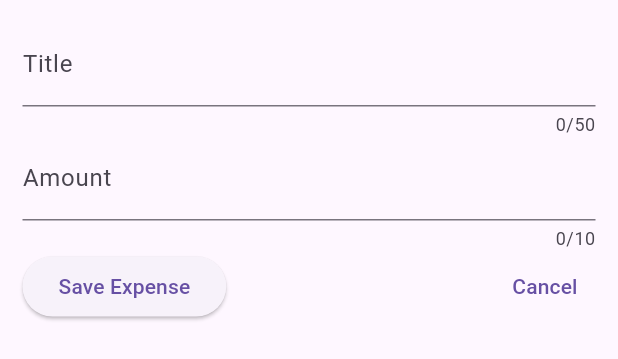
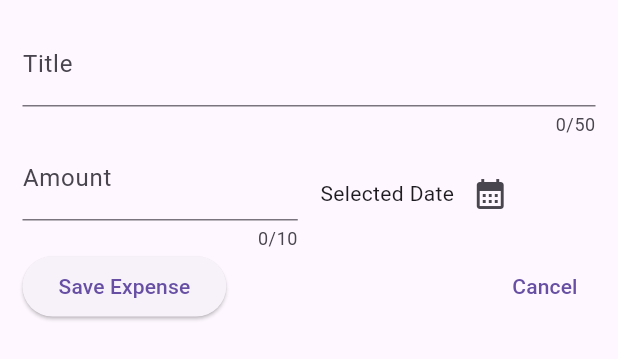
Before and after one commit to carlsantos-mkii/expense-tracker, a Flutter app: the NewExpense widget shown alone on an empty page, opened directly, on a phone screen of 412 x 824 dp. Shown: the top 359 px of the screen. Run offline on Flutter 3.47's test engine with Material 3 defaults, Android fonts, the phone set to English and light mode, and no system bars.

Commit message:
Adding datepicker

```diff
--- a/lib/widgets/new_expense.dart
+++ b/lib/widgets/new_expense.dart
@@ -34,7 +34,12 @@ class _NewExpenseState extends State<NewExpense> {
 							label: Text('Title'),
 						),
 					),
-          TextField(
+          Row(
+            mainAxisAlignment: MainAxisAlignment.center,
+            crossAxisAlignment: CrossAxisAlignment.center,
+            children: [
+              Expanded(
+                child: TextField(
                   controller: _amountController,
                   inputFormatters: [ FilteringTextInputFormatter.digitsOnly ],
                   keyboardType: TextInputType.number,
@@ -43,6 +48,23 @@ class _NewExpenseState extends State<NewExpense> {
                     prefixText: '\$',
                     label: Text('Amount'),
                   ),
+                ),
+              ),
+              const SizedBox(width: 15),
+              Expanded(
+                child: Row(
+                  children: [
+                    const Text('Selected Date'),
+                    IconButton(
+                      onPressed: () {},
+                      icon: const Icon(
+                        Icons.calendar_month,
+                      )
+                    )
+                  ],
+                ),
+              )
+            ],
           ),
           Row(children: [
             ElevatedButton(
```
Lines whose indentation alone changed are shown as unchanged.
